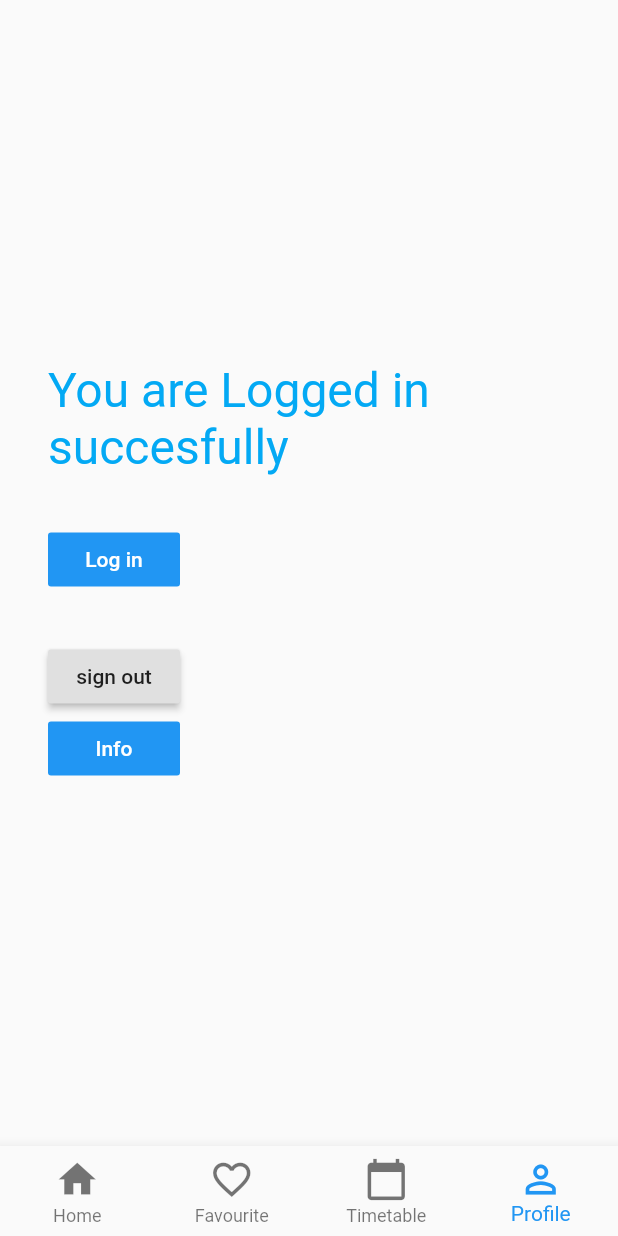
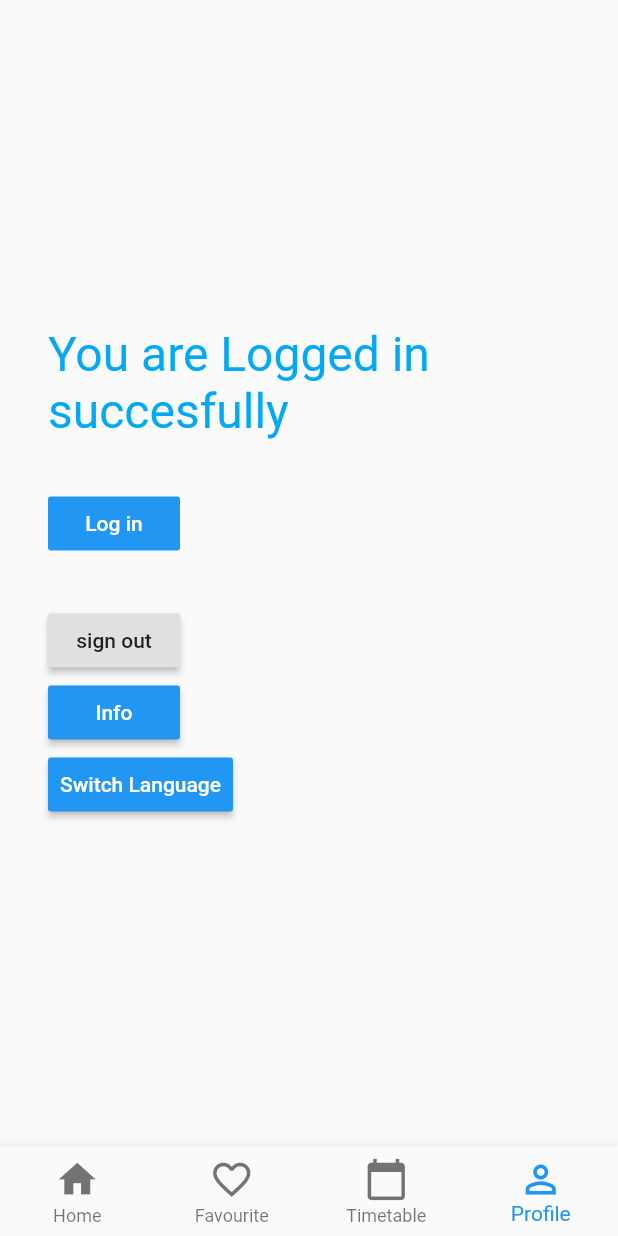
Before and after one commit to maxjing/flutter-online-tutorial-platform, a Flutter app: the screen it shows once a user with an empty profile is signed in, item 4 of the bottom bar chosen, on a phone screen of 412 x 824 dp. Run offline on Flutter 3.47's test engine with Material 2 defaults, Android fonts, the phone set to English and light mode, and no system bars; our stand-ins replace cloud_firestore, easy_localization, firebase_auth, flutter_form_builder, intl_phone_number_input; accounts and stored records are empty.

Commit message:
set up zh-hk

```diff
--- a/lib/bottomNavigation.dart
+++ b/lib/bottomNavigation.dart
@@ -38,18 +38,21 @@ class _BottomNavigationBarControllerState
         iconSize: 30.0,
         onTap: (int index) => setState(() => _selectedIndex = index),
         currentIndex: selectedIndex,
-        items: const <BottomNavigationBarItem>[
-          BottomNavigationBarItem(icon: Icon(Icons.home), title: Text('Home')),
+        items: <BottomNavigationBarItem>[
+          BottomNavigationBarItem(
+              icon: Icon(Icons.home), title: Text('page.home').tr()),
           BottomNavigationBarItem(
             icon: Icon(
               Icons.favorite_border,
             ),
-            title: Text('Favourite'),
+            title: Text('page.favourite').tr(),
           ),
           BottomNavigationBarItem(
-              icon: Icon(Icons.calendar_today), title: Text('Timetable')),
+              icon: Icon(Icons.calendar_today),
+              title: Text('page.timetable').tr()),
           BottomNavigationBarItem(
-              icon: Icon(Icons.person_outline), title: Text('Profile')),
+              icon: Icon(Icons.person_outline),
+              title: Text('page.profile').tr()),
         ],
       );
 
--- a/lib/routes.dart
+++ b/lib/routes.dart
@@ -11,3 +11,4 @@ const TeacherSignupRoute = '/signup/teacher';
 const StudentSignupRoute = '/signup/student';
 const ProfileInfoRoute = '/profile/info';
 const CoursesRoute = '/courses';
+const LanguageRoute = '/profile/language';
--- a/lib/screens/profile/profile.dart
+++ b/lib/screens/profile/profile.dart
@@ -1,11 +1,13 @@
 import 'package:firebase_auth/firebase_auth.dart';
 import 'package:flutter/material.dart';
 import 'package:provider/provider.dart';
+import 'package:easy_localization/easy_localization.dart';
 import '../../routes.dart';
 
 class Profile extends StatelessWidget {
   Profile({Key key}) : super(key: key);
   final auth = FirebaseAuth.instance;
+
   @override
   Widget build(BuildContext context) {
     var user = Provider.of<FirebaseUser>(context);
@@ -40,7 +42,7 @@ class Profile extends StatelessWidget {
               child: Text('Log in')),
           SizedBox(height: 30.0),
           RaisedButton(child: Text("sign out"), onPressed: auth.signOut),
-          FlatButton(
+          MaterialButton(
               color: Colors.blue,
               textColor: Colors.white,
               disabledColor: Colors.grey,
@@ -50,7 +52,16 @@ class Profile extends StatelessWidget {
               onPressed: () => user == null
                   ? Navigator.pushNamed(context, '/login')
                   : Navigator.pushNamed(context, ProfileInfoRoute),
-              child: Text('Info'))
+              child: Text('Info')),
+          MaterialButton(
+              color: Colors.blue,
+              textColor: Colors.white,
+              disabledColor: Colors.grey,
+              disabledTextColor: Colors.black,
+              padding: EdgeInsets.all(8.0),
+              splashColor: Colors.blueAccent,
+              onPressed: () => Navigator.pushNamed(context, LanguageRoute),
+              child: Text(tr('button.switch_language')))
           // DropdownButton(items: null, onChanged: null)
         ],
       ),
--- a/pubspec.yaml
+++ b/pubspec.yaml
@@ -57,6 +57,7 @@ flutter:
     - assets/images/
     - assets/langs/en-US.json
     - assets/langs/zh-CN.json
+    - assets/langs/zh-HK.json
   # An image asset can refer to one or more resolution-specific "variants", see
   # https://flutter.dev/assets-and-images/#resolution-aware.
   # For details regarding adding assets from package dependencies, see
```
Also changed, not shown: assets/langs/en-US.json (+20 -3 lines), assets/langs/zh-CN.json (+20 -3 lines), assets/langs/zh-HK.json (added, +22 -0 lines), lib/main.dart (+9 -1 lines), lib/screens/profile/info.dart (+17 -40 lines), lib/screens/profile/language.dart (added, +98 -0 lines).
